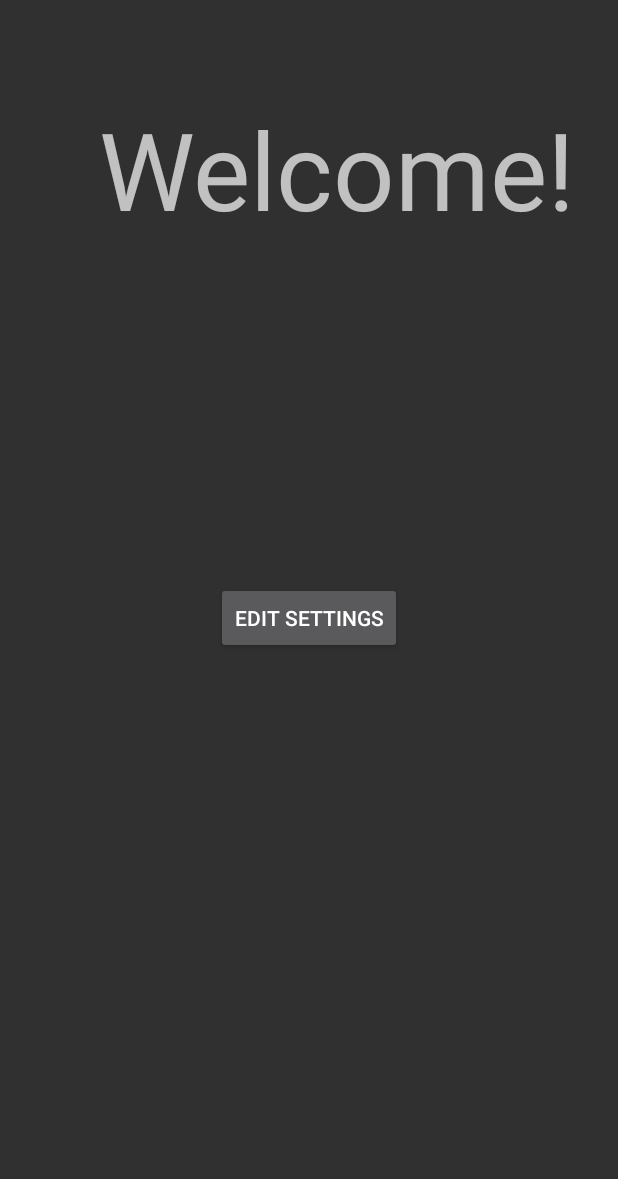
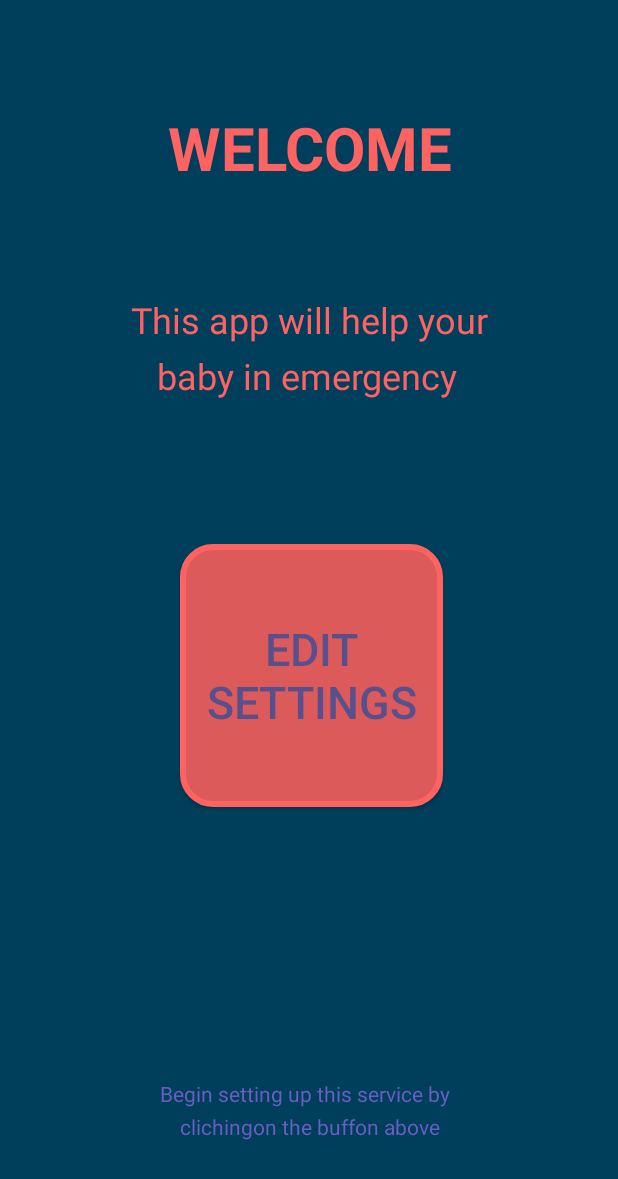
Before and after one commit to timapple12/BID1, an Android app: the screen it shows after launch (MainActivity), on a phone screen of 412 x 824 dp. Shown: the top 1179 px of the screen. Run offline under Robolectric (Android 15) with nearby library versions, the phone set to English and light mode, and no system bars.

Commit message:
Design v.0.1
123

```diff
--- /dev/null
+++ b/app/src/main/res/drawable/fileds.xml
@@ -0,0 +1,24 @@
+<?xml version="1.0" encoding="utf-8"?>
+<selector xmlns:android="http://schemas.android.com/apk/res/android">
+    <item android:state_pressed="true" >
+        <shape android:shape="rectangle"  >
+            <corners android:radius="20dip" />
+            <stroke android:width="4dip" android:color="#ff6361" />
+            <solid android:color="#ff6361"/>
+        </shape>
+    </item>
+    <item android:state_focused="true">
+        <shape android:shape="rectangle"  >
+            <corners android:radius="20dip" />
+            <stroke android:width="4dip" android:color="#ff6361" />
+            <solid android:color="#dc5b5a"/>
+        </shape>
+    </item>
+    <item>
+        <shape android:shape="rectangle"  >
+            <corners android:radius="20dip" />
+            <stroke android:width="4dip" android:color="#ff6361" />
+            <solid android:color="#dc5b5a"/>
+        </shape>
+    </item>
+</selector>
--- a/app/src/main/res/layout/activity_main.xml
+++ b/app/src/main/res/layout/activity_main.xml
@@ -4,28 +4,94 @@
     xmlns:tools="http://schemas.android.com/tools"
     android:layout_width="match_parent"
     android:layout_height="match_parent"
+    android:background="@color/colorPrimaryDark"
     tools:context=".MainActivity">
 
     <TextView
         android:id="@+id/textView"
-        android:layout_width="wrap_content"
-        android:layout_height="wrap_content"
-        android:layout_marginTop="64dp"
-        android:layout_marginEnd="28dp"
-        android:text="Welcome!"
-        android:textSize="72dp"
+        android:layout_width="200dp"
+        android:layout_height="70dp"
+        android:breakStrategy="simple"
+        android:text="WELCOME"
+        android:textAlignment="center"
+        android:textColor="#FF6361"
+        android:textSize="40sp"
+        android:textStyle="bold"
+        app:layout_constraintBottom_toBottomOf="parent"
         app:layout_constraintEnd_toEndOf="parent"
-        app:layout_constraintTop_toTopOf="parent" />
+        app:layout_constraintHorizontal_bias="0.502"
+        app:layout_constraintStart_toStartOf="parent"
+        app:layout_constraintTop_toTopOf="parent"
+        app:layout_constraintVertical_bias="0.095" />
 
     <Button
         android:id="@+id/button"
+        android:layout_width="175dp"
+        android:layout_height="175dp"
+        android:background="@drawable/fileds"
+        android:text="Edit settings"
+        android:textColor="#58508d"
+        android:textColorHighlight="#ff6361"
+        android:textColorHint="#ff6361"
+        android:textSize="30sp"
+        app:layout_constraintBottom_toBottomOf="parent"
+        app:layout_constraintEnd_toEndOf="parent"
+        app:layout_constraintHorizontal_bias="0.508"
+        app:layout_constraintStart_toStartOf="parent"
+        app:layout_constraintTop_toTopOf="parent"
+        app:layout_constraintVertical_bias="0.559" />
+
+    <TextView
+        android:id="@+id/textView2"
+        android:layout_width="260dp"
+        android:layout_height="33dp"
+        android:text="This app will help your"
+        android:textColor="#FF6361"
+        android:textSize="24sp"
+        app:layout_constraintBottom_toBottomOf="parent"
+        app:layout_constraintEnd_toEndOf="parent"
+        app:layout_constraintHorizontal_bias="0.576"
+        app:layout_constraintStart_toStartOf="parent"
+        app:layout_constraintTop_toTopOf="parent"
+        app:layout_constraintVertical_bias="0.249" />
+
+    <TextView
+        android:id="@+id/textView3"
+        android:layout_width="202dp"
+        android:layout_height="33dp"
+        android:text="baby in emergency"
+        android:textColor="#FF6361"
+        android:textSize="24sp"
+        app:layout_constraintBottom_toBottomOf="parent"
+        app:layout_constraintEnd_toEndOf="parent"
+        app:layout_constraintHorizontal_bias="0.497"
+        app:layout_constraintStart_toStartOf="parent"
+        app:layout_constraintTop_toTopOf="parent"
+        app:layout_constraintVertical_bias="0.296" />
+
+    <TextView
+        android:id="@+id/textView4"
+        android:layout_width="206dp"
+        android:layout_height="19dp"
+        android:text="Begin setting up this service by"
+        android:textColor="#6b5dc3"
+        app:layout_constraintBottom_toBottomOf="parent"
+        app:layout_constraintEnd_toEndOf="parent"
+        app:layout_constraintHorizontal_bias="0.517"
+        app:layout_constraintStart_toStartOf="parent"
+        app:layout_constraintTop_toTopOf="parent"
+        app:layout_constraintVertical_bias="0.894" />
+
+    <TextView
+        android:id="@+id/textView5"
         android:layout_width="wrap_content"
         android:layout_height="wrap_content"
-        android:onClick="onClick"
-        android:text="edit settings"
+        android:text="clichingon the buffon above"
+        android:textColor="#6b5dc3"
         app:layout_constraintBottom_toBottomOf="parent"
         app:layout_constraintEnd_toEndOf="parent"
+        app:layout_constraintHorizontal_bias="0.504"
         app:layout_constraintStart_toStartOf="parent"
-        app:layout_constraintTop_toTopOf="parent" />
-
+        app:layout_constraintTop_toTopOf="parent"
+        app:layout_constraintVertical_bias="0.921" />
 </androidx.constraintlayout.widget.ConstraintLayout>
--- a/app/src/main/res/values/colors.xml
+++ b/app/src/main/res/values/colors.xml
@@ -1,6 +1,6 @@
 <?xml version="1.0" encoding="utf-8"?>
 <resources>
     <color name="colorPrimary">#008577</color>
-    <color name="colorPrimaryDark">#00574B</color>
+    <color name="colorPrimaryDark">#003f5c</color>
     <color name="colorAccent">#D81B60</color>
 </resources>
```
Also changed, not shown: app/src/main/res/drawable/fileds_agr.xml (added, +24 -0 lines), app/src/main/res/layout/activity_extendet_settings.xml (+66 -5 lines), app/src/main/res/layout/agreement.xml (added, +64 -0 lines).
